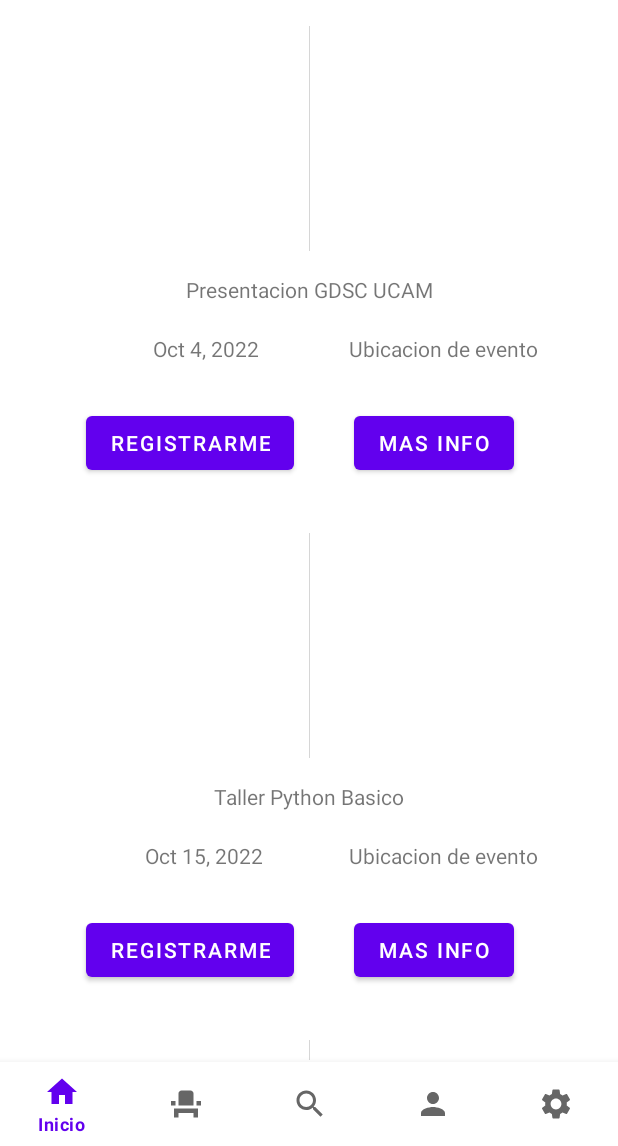
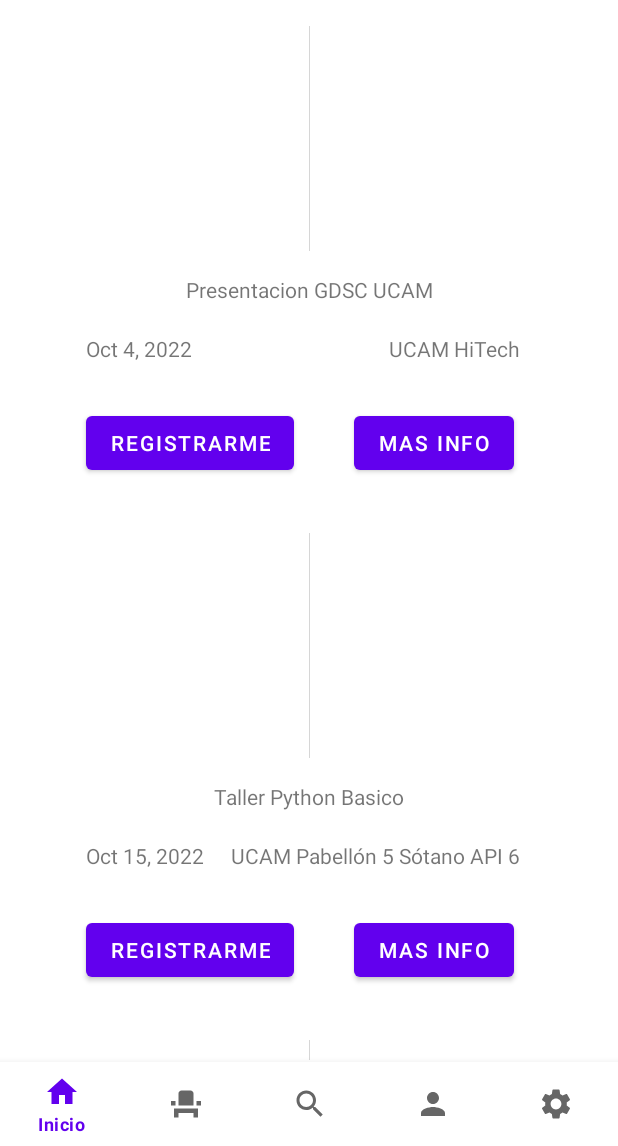
Before and after one commit to ODRomero/GDSC-UCAM-Event-Manager, an Android app: the fragment buscar placed in its activity, on a phone screen of 412 x 824 dp, the part 90-1236 px from its top. Run offline under Robolectric (Android 15) with nearby library versions, the phone set to English and light mode, and no system bars; our stand-ins replace Picasso; pictures from the network do not load.

Commit message:
recycler view lleno con evento y ubicacion dinamicamente

```diff
--- a/app/src/main/java/com/example/clase/RecyclerAdapter.kt
+++ b/app/src/main/java/com/example/clase/RecyclerAdapter.kt
@@ -43,7 +43,7 @@
 
         fun bind(evento:Evento, context: Context){
             nombreEvento.text = evento.nombre
-            //ubicacionEvento.text = evento.ubicacion
+            ubicacionEvento.text = evento.ubicacion
             fechaEvento.text = evento.fecha
             itemView.setOnClickListener(View.OnClickListener { Toast.makeText(context, evento.nombre, Toast.LENGTH_SHORT).show() })
             imageEvento.loadUrl(evento.foto)
--- a/app/src/main/java/com/example/clase/buscar.kt
+++ b/app/src/main/java/com/example/clase/buscar.kt
@@ -79,7 +79,7 @@
         mRecyclerView.adapter = mAdapter
     }
 
-    //TODO: sacar los eventos, facilitadores y ubicaciones de la BBDD en vez de tenerlos quemados
+
     @SuppressLint("Range")
     fun getEventos(): MutableList<Evento>{
         var eventos:MutableList<Evento> = ArrayList()
@@ -87,109 +87,27 @@
         var nom: String = ""
         var fech: String = ""
         var foto: String = ""
-        var FID:String = ""
-        var UBID:String = ""
+        var FNombre:String = ""
+        var UNombre:String = ""
         var descripcion:String = ""
 
         // Create or Instantiate the database
         val dataBaseHelper = DataBaseHelper(this.requireContext().applicationContext)
         val db_reader = dataBaseHelper.readableDatabase
-        val cursor = db_reader.query(
-            "Evento",      // The table to query
-            null,           // The array of columns to return (pass null to get all)
-            null,           // The columns for the WHERE clause
-            null,           // The values for the WHERE clause
-            null,           // don't group the rows
-            null,           // don't filter by row groups
-            null // The sort order
-        )
+        val cursor = db_reader.rawQuery("SELECT Evento.nombre as Enombre, fecha, descripcion, Evento.foto as Efoto, Facilitador.nombre as Fnombre, Ubicacion.nombre as Unombre FROM Evento INNER JOIN Facilitador ON Evento.FID = Facilitador.FID INNER JOIN Ubicacion ON Evento.EID = Ubicacion.UBID", null)
+
         with(cursor) {
             while (moveToNext()) {
-                nom = getString(getColumnIndex("nombre"))
+                nom = getString(getColumnIndex("Enombre"))
                 fech = getString(getColumnIndex("fecha"))
-                foto = getString(getColumnIndex("foto"))
-                FID = getString(getColumnIndex("FID"))
-                UBID = getString(getColumnIndex("UBID"))
+                foto = getString(getColumnIndex("Efoto"))
+                FNombre = getString(getColumnIndex("Fnombre"))
+                UNombre = getString(getColumnIndex("Unombre"))
                 descripcion=getString(getColumnIndex("descripcion"))
-                //val fal=getFacilitador(FID)
-                //val ub=getUbi(UBID)
-                eventos.add(Evento(nom,fech,descripcion,foto,UBID,FID))
+                eventos.add(Evento(nom,fech,descripcion,foto,UNombre, FNombre))
             }
         }
         cursor.close()
-
-        print(eventos.get(0).foto)
-
         return eventos
     }
-    /*@SuppressLint("Range")
-    fun getFacilitador(string :String) : Facilitador{
-        var facilitador: Facilitador=Facilitador("","","","")
-        val FID=arrayOf("FID")
-        val id=arrayOf(string)
-        var nombre:String=""
-        var foto2:String=""
-        var email:String=""
-        var bio:String=""
-
-        // Create or Instantiate the database
-        val dataBaseHelper = DataBaseHelper(this.requireContext().applicationContext)
-        val db_reader = dataBaseHelper.readableDatabase
-        val cursor = db_reader.query(
-            "Facilitador",      // The table to query
-            null,           // The array of columns to return (pass null to get all)
-            FID.toString(),           // The columns for the WHERE clause
-            id,           // The values for the WHERE clause
-            null,           // don't group the rows
-            null,           // don't filter by row groups
-            null // The sort order
-        )
-        with(cursor) {
-            while (moveToNext()) {
-                nombre= getString(getColumnIndex("nombre"))
-                foto2 = getString(getColumnIndex("foto"))
-                email=getString(getColumnIndex("email"))
-                bio=getString(getColumnIndex("descripcion"))
-                facilitador = Facilitador(email ,bio ,nombre ,foto2)
-            }
-        }
-        cursor.close()
-        return facilitador
-
-    }*/
-   /* @SuppressLint("Range")
-    fun getUbi(string :String) : Ubicacion{
-        var ubi: Ubicacion=Ubicacion("","","")
-        val FID=arrayOf("UBID")
-        val id=arrayOf(string)
-        var nombre:String=""
-        var dir:String=""
-        var aforo:String=""
-
-
-        // Create or Instantiate the database
-        val dataBaseHelper = DataBaseHelper(this.requireContext().applicationContext)
-        val db_reader = dataBaseHelper.readableDatabase
-        val cursor = db_reader.query(
-            "Ubicacion",      // The table to query
-            null,           // The array of columns to return (pass null to get all)
-            FID.toString(),           // The columns for the WHERE clause
-            id,           // The values for the WHERE clause
-            null,           // don't group the rows
-            null,           // don't filter by row groups
-            null // The sort order
-        )
-        with(cursor) {
-            while (moveToNext()) {
-                nombre = getString(getColumnIndex("nombre"))
-                dir = getString(getColumnIndex("direccion"))
-                aforo=getString(getColumnIndex("aforo"))
-
-                ubi = Ubicacion(dir, aforo, nombre)
-            }
-        }
-        cursor.close()
-        return ubi
-
-    }*/
 }
--- a/app/src/main/res/layout/item_evento.xml
+++ b/app/src/main/res/layout/item_evento.xml
@@ -29,7 +29,7 @@
         android:layout_width="wrap_content"
         android:layout_height="wrap_content"
         android:layout_marginTop="20dp"
-        android:layout_marginEnd="52dp"
+        android:layout_marginEnd="64dp"
         android:text="Ubicacion de evento"
         app:layout_constraintEnd_toEndOf="parent"
         app:layout_constraintTop_toBottomOf="@+id/tvNombreEvento"></TextView>
@@ -38,10 +38,11 @@
         android:id="@+id/tvFechaEvento"
         android:layout_width="wrap_content"
         android:layout_height="wrap_content"
+        android:layout_marginStart="56dp"
         android:layout_marginTop="20dp"
         android:text="Fecha de evento"
         app:layout_constraintEnd_toStartOf="@+id/tvUbicacionEvento"
-        app:layout_constraintHorizontal_bias="0.625"
+        app:layout_constraintHorizontal_bias="0.0"
         app:layout_constraintStart_toStartOf="parent"
         app:layout_constraintTop_toBottomOf="@+id/tvNombreEvento"></TextView>
 
```
